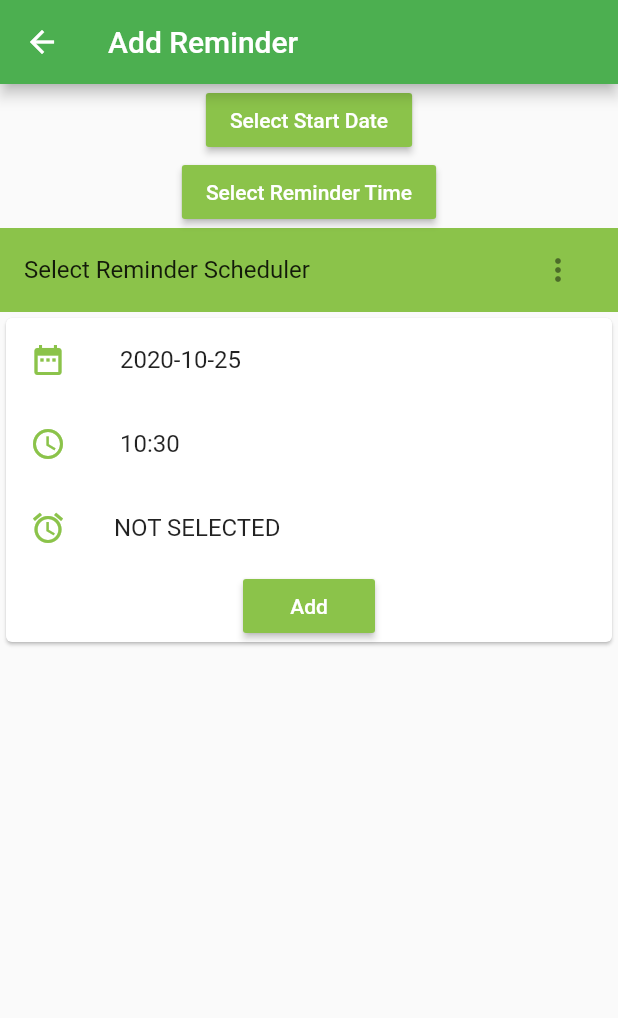
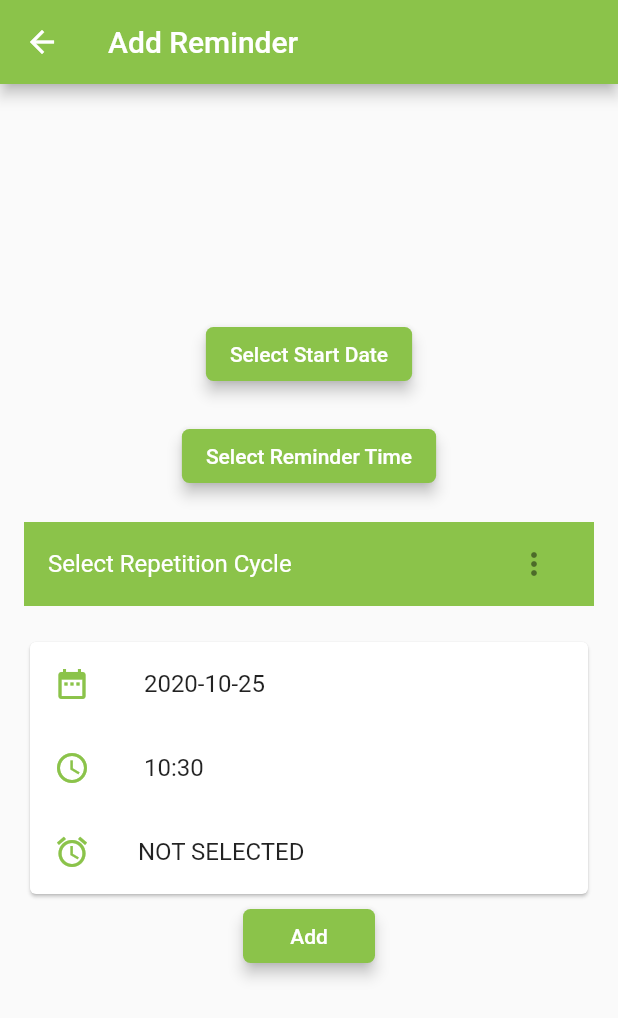
Before and after one commit to abtuhin/reminder-flutter-app, a Flutter app: the screen it shows after launch, after a tap on the "add" icon, on a phone screen of 412 x 824 dp. Shown: the top 1018 px of the screen. Run offline on Flutter 3.47's test engine with Material 2 defaults, Android fonts, the phone set to English and light mode, and no system bars; our stand-ins replace flutter_datetime_picker, shared_preferences.

Commit message:
Add snackbar message and validation

```diff
--- a/lib/main.dart
+++ b/lib/main.dart
@@ -4,6 +4,8 @@ import 'package:reminder_app/pages/reminder_list.dart';
 
 void main() {
   runApp(MaterialApp(
+    debugShowCheckedModeBanner: false,
+    theme: ThemeData.light(),
     home: ReminderList(),
     initialRoute: '/reminder_list',
     routes: {'/add_reminder': (context) => AddReminder()},
--- a/lib/pages/add_reminder.dart
+++ b/lib/pages/add_reminder.dart
@@ -11,9 +11,16 @@ class AddReminder extends StatefulWidget {
 
 class _State extends State<AddReminder> {
   final GlobalKey _menuKey = new GlobalKey();
+  final GlobalKey<ScaffoldState> _scafoldKey = new GlobalKey<ScaffoldState>();
+
   String schedule = 'NOT SELECTED';
   DateTime _date = DateTime.now();
   DateTime _time;
+
+  void _showErrorMessage(String text) {
+    final snackbar = new SnackBar(content: new Text(text));
+    _scafoldKey.currentState.showSnackBar(snackbar);
+  }
 
   @override
   Widget build(BuildContext context) {
@@ -26,8 +33,6 @@ class _State extends State<AddReminder> {
                   child: const Text('WEEKLY'), value: 'WEEKLY'),
               new PopupMenuItem<String>(
                   child: const Text('MONTHLY'), value: 'MONTHLY'),
-              new PopupMenuItem<String>(
-                  child: const Text('YEARLY'), value: 'YEARLY'),
             ],
         onSelected: (val) {
           setState(() {
@@ -37,12 +42,24 @@ class _State extends State<AddReminder> {
 
     final tile = new ListTile(
         tileColor: Colors.lightGreen,
-        title: new Text('Select Reminder Scheduler'),
+        title: new Text('Select Repetition Cycle',
+            style: TextStyle(color: Colors.white)),
         trailing: button,
         onTap: () {
           dynamic state = _menuKey.currentState;
           state.showButtonMenu();
         });
+
+    bool _isValid(Reminder reminder) {
+      if (reminder.dateTime == null) {
+        _showErrorMessage('Select date and time.');
+        return false;
+      } else if (reminder.repetition == 'NOT SELECTED') {
+        _showErrorMessage('Select repetition cycle.');
+        return false;
+      }
+      return true;
+    }
 
     void _onAddReminder() {
       DateTime _dateTime = _time ??
@@ -53,20 +70,30 @@ class _State extends State<AddReminder> {
       reminder.dateTime = _dateTime;
       reminder.repetition = schedule;
       reminder.isActive = true;
+      if (_isValid(reminder) == true) {
         Navigator.pop(context, reminder);
+      }
     }
 
     return Scaffold(
+        key: _scafoldKey,
         appBar: AppBar(
           title: Text('Add Reminder'),
-          backgroundColor: Colors.green,
+          backgroundColor: Colors.lightGreen,
         ),
-        body: Center(
+        body: Padding(
+            padding: const EdgeInsets.all(16.0),
+            child: Container(
               child: Column(
+                mainAxisSize: MainAxisSize.max,
+                mainAxisAlignment: MainAxisAlignment.center,
                 children: <Widget>[
                   RaisedButton(
                       color: Colors.lightGreen,
                       textColor: Colors.white,
+                      shape: RoundedRectangleBorder(
+                          borderRadius: BorderRadius.circular(5.0)),
+                      elevation: 4.0,
                       onPressed: () {
                         DatePicker.showDatePicker(context,
                             showTitleActions: true,
@@ -78,10 +105,10 @@ class _State extends State<AddReminder> {
                                     color: Colors.white,
                                     fontWeight: FontWeight.bold,
                                     fontSize: 18),
-                            cancelStyle:
-                                TextStyle(color: Colors.white, fontSize: 16),
-                            doneStyle:
-                                TextStyle(color: Colors.white, fontSize: 16)),
+                                cancelStyle: TextStyle(
+                                    color: Colors.white, fontSize: 16),
+                                doneStyle: TextStyle(
+                                    color: Colors.white, fontSize: 16)),
                             onChanged: (date) {}, onConfirm: (date) {
                           setState(() {
                             _date = date;
@@ -92,12 +119,18 @@ class _State extends State<AddReminder> {
                         'Select Start Date',
                         style: TextStyle(color: Colors.white),
                       )),
+                  SizedBox(
+                    height: 20.0,
+                  ),
                   RaisedButton(
+                      shape: RoundedRectangleBorder(
+                          borderRadius: BorderRadius.circular(5.0)),
+                      elevation: 4.0,
                       color: Colors.lightGreen,
                       textColor: Colors.white,
                       onPressed: () {
-                    DatePicker.showTimePicker(context, showTitleActions: true,
-                        onChanged: (date) {
+                        DatePicker.showTimePicker(context,
+                            showTitleActions: true, onChanged: (date) {
                           print('change $date in time zone ' +
                               date.timeZoneOffset.inHours.toString());
                         }, onConfirm: (time) {
@@ -110,12 +143,19 @@ class _State extends State<AddReminder> {
                         'Select Reminder Time',
                         style: TextStyle(color: Colors.white),
                       )),
+                  SizedBox(
+                    height: 20.0,
+                  ),
                   tile,
+                  SizedBox(
+                    height: 20.0,
+                  ),
                   Card(
                     child: Column(
                       children: [
                         ListTile(
-                      title: Text(" ${DateFormat('yyyy-MM-dd').format(_date)}"),
+                          title: Text(
+                              " ${DateFormat('yyyy-MM-dd').format(_date)}"),
                           leading: Icon(
                             Icons.date_range,
                             color: Colors.lightGreen[500],
@@ -136,17 +176,23 @@ class _State extends State<AddReminder> {
                             color: Colors.lightGreen[500],
                           ),
                         ),
+                      ],
+                    ),
+                  ),
                   RaisedButton(
+                    shape: RoundedRectangleBorder(
+                        borderRadius: BorderRadius.circular(5.0)),
+                    elevation: 4.0,
                     color: Colors.lightGreen,
                     textColor: Colors.white,
                     onPressed: _onAddReminder,
                     child: Text("Add"),
                   ),
-                  ],
-                ),
+                  SizedBox(
+                    height: 20.0,
                   ),
                 ],
               ),
-        ));
+            )));
   }
 }
--- a/lib/pages/reminder_list.dart
+++ b/lib/pages/reminder_list.dart
@@ -10,7 +10,13 @@ class ReminderList extends StatefulWidget {
 }
 
 class _State extends State<ReminderList> {
+  final GlobalKey<ScaffoldState> _scafoldKey = new GlobalKey<ScaffoldState>();
   List<Reminder> _reminders = [];
+
+  void _showMessage(String text) {
+    final snackbar = new SnackBar(content: new Text(text));
+    _scafoldKey.currentState.showSnackBar(snackbar);
+  }
 
   @override
   void initState() {
@@ -44,8 +50,8 @@ class _State extends State<ReminderList> {
           setState(() {
             _reminders.add(data);
           });
-
           _syncStorage();
+          _showMessage("Success! You have added a new reminder.");
         }
       } catch (e) {
         print(e);
@@ -69,9 +75,10 @@ class _State extends State<ReminderList> {
     }
 
     return Scaffold(
+      key: _scafoldKey,
       appBar: AppBar(
         title: Text('Reminders'),
-        backgroundColor: Colors.green,
+        backgroundColor: Colors.lightGreen,
       ),
       body: Container(
         child: ListView.builder(
@@ -90,6 +97,7 @@ class _State extends State<ReminderList> {
                             title: Text(
                                 "${DateFormat('dd-MM-yyyy hh:mm').format(_reminders[index].dateTime)}"),
                             trailing: Switch(
+                              activeColor: Colors.lightGreen,
                               value: _reminders[index].isActive,
                               onChanged: (_) {
                                 _toggleReminder(_reminders[index].id);
@@ -99,6 +107,7 @@ class _State extends State<ReminderList> {
                           Row(
                             children: <Widget>[
                               Radio(
+                                activeColor: Colors.lightGreen,
                                 value: 'DAILY',
                                 groupValue: _reminders[index].repetition,
                                 onChanged: (_) {
@@ -111,6 +120,7 @@ class _State extends State<ReminderList> {
                                 style: TextStyle(fontSize: 16.0),
                               ),
                               Radio(
+                                activeColor: Colors.lightGreen,
                                 value: 'WEEKLY',
                                 groupValue: _reminders[index].repetition,
                                 onChanged: (_) {
@@ -125,6 +135,7 @@ class _State extends State<ReminderList> {
                                 ),
                               ),
                               Radio(
+                                activeColor: Colors.lightGreen,
                                 value: 'MONTHLY',
                                 groupValue: _reminders[index].repetition,
                                 onChanged: (_) {
@@ -134,20 +145,6 @@ class _State extends State<ReminderList> {
                               ),
                               Text(
                                 'Monthly',
-                                style: TextStyle(
-                                  fontSize: 16.0,
-                                ),
-                              ),
-                              Radio(
-                                value: 'YEARLY',
-                                groupValue: _reminders[index].repetition,
-                                onChanged: (_) {
-                                  _updateFrequency(
-                                      _reminders[index].id, 'YEARLY');
-                                },
-                              ),
-                              Text(
-                                'Yearly',
                                 style: TextStyle(
                                   fontSize: 16.0,
                                 ),
@@ -170,7 +167,7 @@ class _State extends State<ReminderList> {
         },
         tooltip: 'Add Reminder',
         child: Icon(Icons.add),
-        backgroundColor: Colors.green,
+        backgroundColor: Colors.lightGreen,
       ), // This trailing comma makes auto-formatting nicer for build methods.
     );
   }
```
Lines whose indentation alone changed are shown as unchanged.
